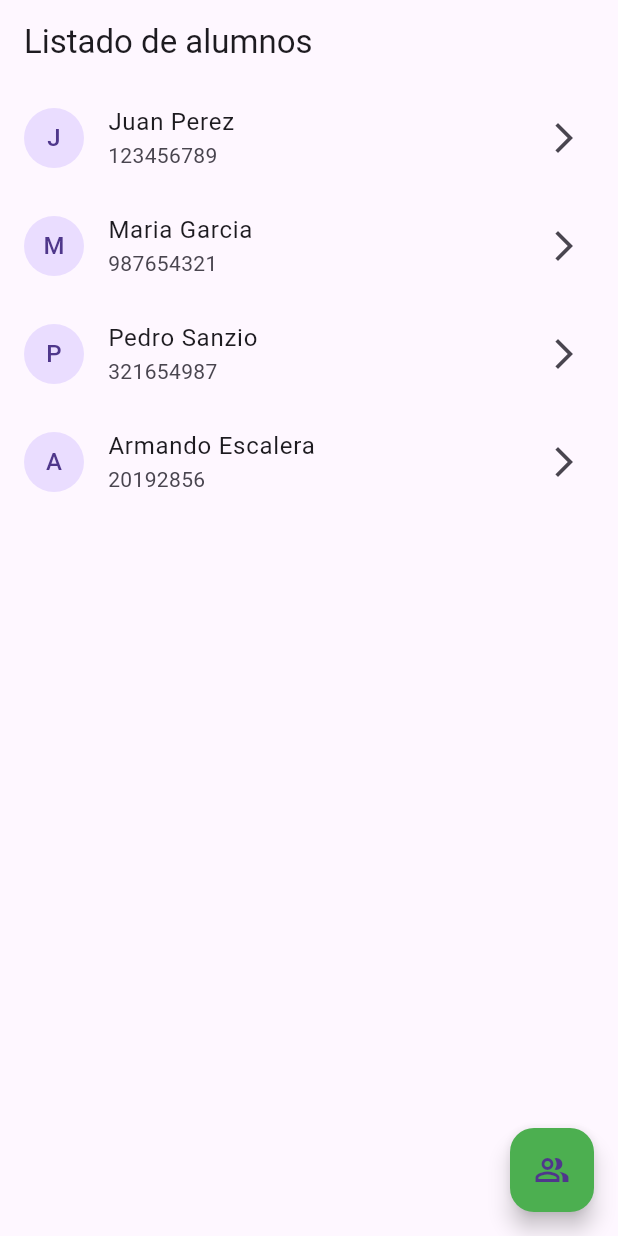
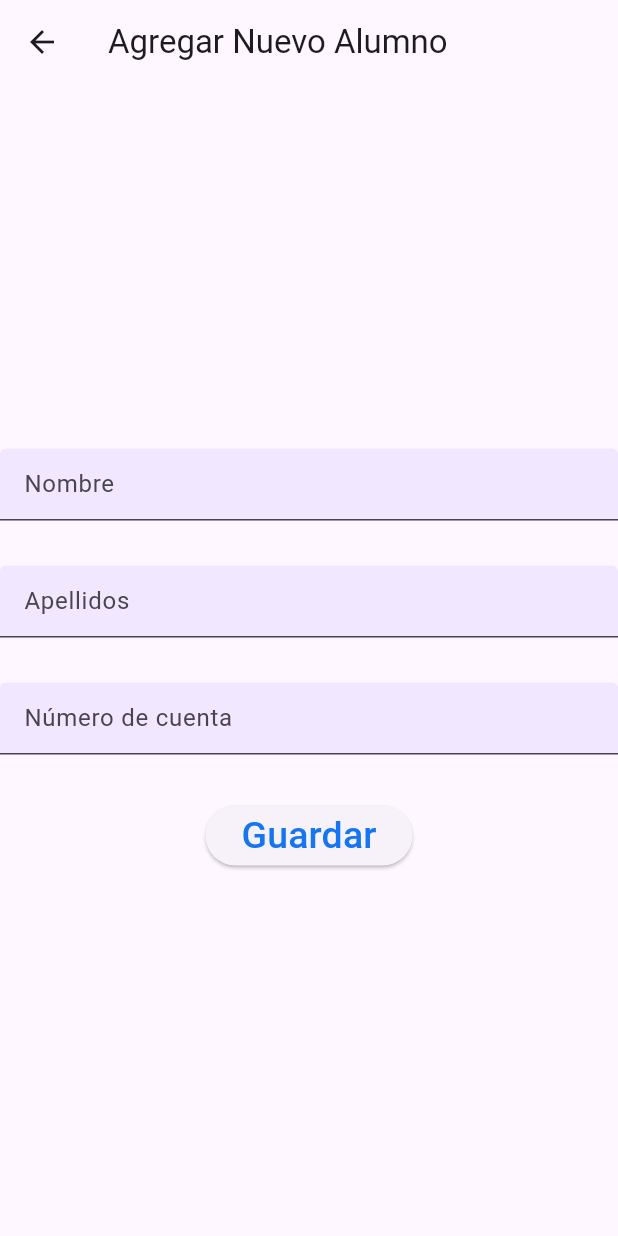
Before and after one commit to IEarmando/flutter_listado_alumnos, a Flutter app: the screen it shows after launch, after a tap on the "people alt" icon, on a phone screen of 412 x 824 dp. Run offline on Flutter 3.47's test engine with Material 3 defaults, Android fonts, the phone set to English and light mode, and no system bars.

Commit message:
changes en la page

```diff
--- a/lib/main.dart
+++ b/lib/main.dart
@@ -1,28 +1,81 @@
+import 'package:flutter/foundation.dart';
 import 'package:flutter/material.dart';
 
 void main() => runApp(const MyApp());
 
 class MyApp extends StatelessWidget {
-
-
   const MyApp({super.key});
 
   @override
   Widget build(BuildContext context) {
     return MaterialApp(
+      title: 'Material App',
+      home: Mipagina1(),
       debugShowCheckedModeBanner: false,
-      title: 'Material App',
-      home: Scaffold(
+    );
+  }
+}
+
+class Persona {
+  String name;
+  String lastname;
+  String cuenta;
+
+  Persona(this.name, this.lastname, this.cuenta);
+}
+
+List<Persona> _personas = [
+  Persona( 'Juan',  'Perez',  '123456789'),
+  Persona( 'Maria',  'Garcia',  '987654321'),
+  Persona( 'Pedro',  'Sanzio',  '321654987'),
+  Persona( 'Armando',  'Escalera',  '20192856'),
+];
+
+final TextEditingController nom = TextEditingController();
+final TextEditingController ape = TextEditingController();
+final TextEditingController cue = TextEditingController();
+
+class Principal extends StatelessWidget {
+  const Principal({super.key});
+
+  @override
+  Widget build(BuildContext context) {
+    return Mipagina1();
+  }
+}
+
+class Mipagina1 extends StatefulWidget {
+  @override
+  State<Mipagina1> createState() => _Mipagina1State();
+}
+
+class _Mipagina1State extends State<Mipagina1> {
+  @override
+  Widget build(BuildContext context) {
+    return Scaffold(
       appBar: AppBar(
-          title: const Text('Listado de alumnos'),
+        title: const Text('LISTADO DE ALUMNOS'),
       ),
       floatingActionButton: FloatingActionButton(
-          backgroundColor: Colors.green,
+        backgroundColor: const Color.fromARGB(255, 64, 255, 160),
+        onPressed: () {
+          Navigator.push(
+            context,
+            MaterialPageRoute(builder: (context) => Mipagina2()),
+          );
+        },
         child: const Icon(Icons.people_alt_outlined),
-          onPressed: () {},
       ),
-
-        body: ListView.builder(
+      body: Column(
+        children: [
+          Center(
+            child: Container(
+              padding: const EdgeInsets.all(16.0),
+              child: const Text('Facultad de telematica'),
+            ),
+          ),
+          Expanded(
+            child: ListView.builder(
               itemCount: _personas.length,
               itemBuilder: (BuildContext context, int index) {
                 return ListTile(
@@ -31,25 +84,92 @@ class MyApp extends StatelessWidget {
                   leading: CircleAvatar(
                     child: Text(_personas[index].name.substring(0, 1)),
                   ),
-              trailing: const Icon(Icons.arrow_forward_ios), // Icono para editar la persona
+                  trailing: const Icon(Icons.arrow_forward_ios),
                 );
               },
+            ),
+          ),
+        ],
+      ),
+    );
+  }
+}
+
+class Mipagina2 extends StatefulWidget {
+  @override
+  State<Mipagina2> createState() => _Mipagina2State();
+}
+
+class _Mipagina2State extends State<Mipagina2> {
+  @override
+  Widget build(BuildContext context) {
+    return Scaffold(
+      appBar: AppBar(
+        title: const Text('Agregar Nuevo Alumno'),
+      ),
+      body: Center(
+        child: Column(
+          mainAxisAlignment: MainAxisAlignment.center,
+          children: <Widget>[
+            Container(
+              child: TextField(
+                controller: nom,
+                decoration: InputDecoration(
+                  hintText: 'Nombre',
+                  filled: true,
+                  fillColor: const Color.fromARGB(26, 131, 89, 248),
+                ),
+              ),
+            ),
+            const SizedBox(height: 30),
+            Container(
+              child: TextField(
+                controller: ape,
+                decoration: InputDecoration(
+                  hintText: 'Apellidos',
+                  filled: true,
+                  fillColor: const Color.fromARGB(26, 131, 89, 248),
+                ),
+              ),
+            ),
+            const SizedBox(height: 30),
+            Container(
+              child: TextField(
+                controller: cue,
+                decoration: InputDecoration(
+                  hintText: 'Número de cuenta',
+                  filled: true,
+                  fillColor: const Color.fromARGB(26, 131, 89, 248),
+                ),
+              ),
+            ),
+            const SizedBox(height: 30),
+            Container(
+              child: ElevatedButton(
+                style: ElevatedButton.styleFrom(
+                   // Fondo verde
+                ),
+                onPressed: () {
+                  String tnom = nom.text; // Cambiar ape por nom
+                  String tape = ape.text;
+                  String tcue = cue.text;
+
+                  _personas.add(Persona(tnom, tape, tcue));
+
+                  Navigator.pushReplacement(
+                    context,
+                    MaterialPageRoute(builder: (context) => Mipagina1()),
+                  );
+                },
+                child: const Text(
+                  'Guardar',
+                  style: TextStyle(fontSize: 25.0, color: Color.fromARGB(255, 22, 117, 241)),
+                ),
+              ),
+            ),
+          ],
         ),
       ),
     );
   }
 }
-  List<Persona> _personas = [
-    Persona(name: 'Juan', lastname: 'Perez', cuenta: '123456789'),
-    Persona(name: 'Maria', lastname: 'Garcia', cuenta: '987654321'),
-    Persona(name: 'Pedro', lastname: 'Sanzio', cuenta: '321654987'),
-    Persona(name: 'Armando', lastname: 'Escalera', cuenta: '20192856')
-  ];
-
-class Persona {
-  String name;
-  String lastname;
-  String cuenta;
-
-  Persona({required this.name, required this.lastname, required this.cuenta});
-}
```
Lines whose indentation alone changed are shown as unchanged.
